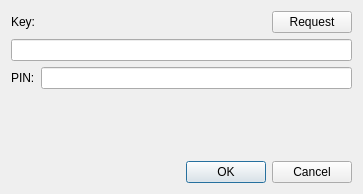
JupiterSoft/libSekura, file authdialog.ui: the form before one commit.
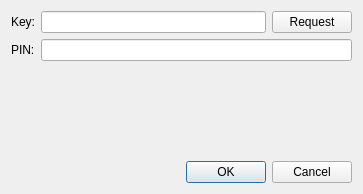
The form after the commit.

Commit message: append Auth Widget

Diff of the .ui file:
```diff
--- a/authdialog.ui
+++ b/authdialog.ui
@@ -22,7 +22,7 @@
      <item>
       <widget class="QLabel" name="labelKey">
        <property name="sizePolicy">
-        <sizepolicy hsizetype="Expanding" vsizetype="Preferred">
+        <sizepolicy hsizetype="Maximum" vsizetype="Preferred">
          <horstretch>0</horstretch>
          <verstretch>0</verstretch>
         </sizepolicy>
@@ -32,6 +32,9 @@
        </property>
       </widget>
      </item>
+     <item>
+      <widget class="QLineEdit" name="leKey"/>
+     </item>
      <item>
       <widget class="QPushButton" name="pbRequestKey">
        <property name="text">
@@ -41,9 +44,6 @@
      </item>
     </layout>
    </item>
-   <item>
-    <widget class="QLineEdit" name="leKey"/>
-   </item>
    <item>
     <layout class="QHBoxLayout" name="horizontalLayout">
      <item>
```
The commit also changes 7 other files.
